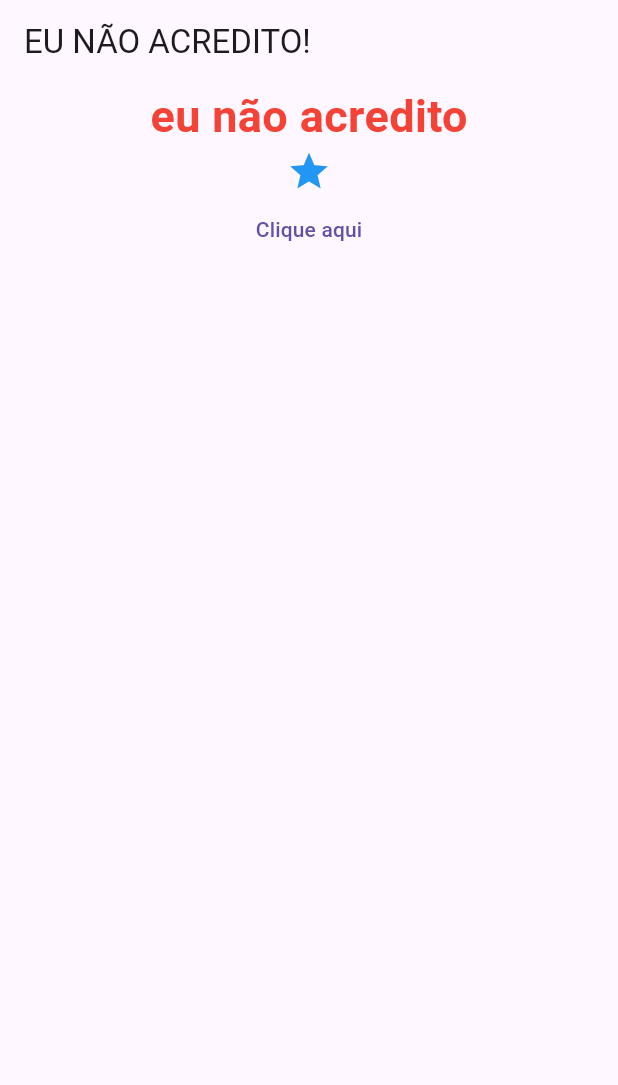
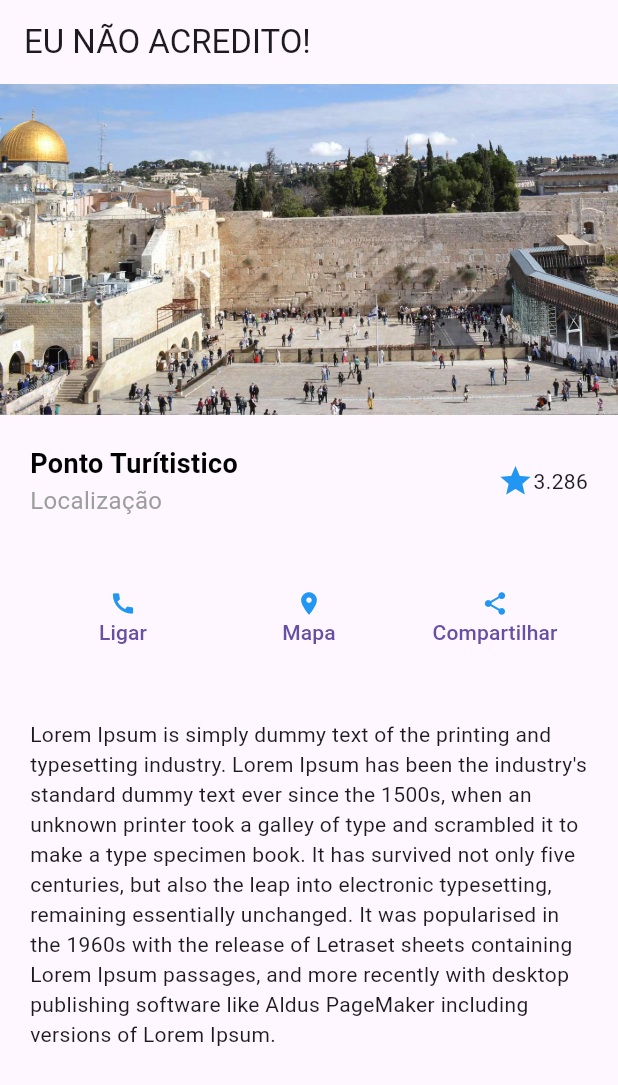
Before and after one commit to pedrokoerich/cashcontrol, a Flutter app: the screen it shows after launch, on a phone screen of 412 x 824 dp. Shown: the top 1085 px of the screen. Run offline on Flutter 3.47's test engine with Material 3 defaults, Android fonts, the phone set to English and light mode, and no system bars.

Commit message:
Task01- Tela de Avaliação Turística

```diff
--- a/lib/main.dart
+++ b/lib/main.dart
@@ -1,6 +1,4 @@
-import 'dart:math';
 import 'package:flutter/material.dart';
-import 'package:flutter/widgets.dart';
 
 //TODO: NO DART, TUDO É WIDGET (COMPONENTE PRA QUEM É DO ANGULAR)
 
@@ -23,23 +21,95 @@
         appBar: AppBar(
           title: const Text('EU NÃO ACREDITO!')
         ),
-        body: Center(
-          child: Column(
-            children: <Widget>[
-              const Text(
-                "eu não acredito",
-                style: TextStyle(
-                  fontSize: 30,
-                  color: Colors.red,
-                  fontWeight: FontWeight.bold
-                )
+        body: Column(
+          children: <Widget>[
+            const Image(
+              image: AssetImage('assets/muro.jpg')
+            ),
+            Container(
+              padding: const EdgeInsets.all(20),
+              child: const Row(
+                children: [
+                  Expanded(
+                    child: Column(
+                      crossAxisAlignment: CrossAxisAlignment.start, //alinha à esquerda
+                      children: [
+                        Text(
+                          "Ponto Turítistico",
+                          style: TextStyle(
+                            fontSize: 18,
+                            fontWeight: FontWeight.bold,
+                            color: Colors.black
+
+                          ),
+                        ),
+                        Text(
+                          "Localização",
+                          style: TextStyle(
+                            fontSize: 16,
+                            color: Colors.grey
+                          ),
+                        )
+                      ],
+                    )
+                  ),
+                  Row(
+                    children: <Widget>[
+                      Icon(
+                        Icons.star,
+                        color: Colors.blue,
+                      ),
+                      Text("3.286")
+                    ],
+                  )
+                ],
               ),
-              Container(
-                child: Icon(Icons.star, size: 30, color: Colors.blue),
+            ),
+            Container(
+              padding: const EdgeInsets.all(20),
+              child: Row(
+                children: [
+                  Expanded(
+                    child: TextButton(
+                      onPressed: (){},
+                      child: const Column(
+                        children: <Widget>[
+                          Icon(Icons.call, color: Colors.blue,),
+                          Text("Ligar")
+                        ],
+                      )
+                    )
+                  ),
+                  Expanded(
+                    child: TextButton(
+                      onPressed: (){},
+                      child: const Column(
+                        children: <Widget>[
+                          Icon(Icons.location_on, color: Colors.blue,),
+                          Text("Mapa")
+                        ],
+                      )
+                    )
+                  ),
+                  Expanded(
+                    child: TextButton(
+                      onPressed: (){},
+                      child: const Column(
+                        children: <Widget>[
+                          Icon(Icons.share, color: Colors.blue,),
+                          Text("Compartilhar")
+                        ],
+                      )
+                    )
+                  )
+                ],
               ),
-              TextButton(onPressed: () {print("AI MEU DEUS");}, child: Text("Clique aqui"),)
-            ],
-          ),
+            ),
+            Container(
+              padding: const EdgeInsets.all(20),
+              child: const Text("Lorem Ipsum is simply dummy text of the printing and typesetting industry. Lorem Ipsum has been the industry's standard dummy text ever since the 1500s, when an unknown printer took a galley of type and scrambled it to make a type specimen book. It has survived not only five centuries, but also the leap into electronic typesetting, remaining essentially unchanged. It was popularised in the 1960s with the release of Letraset sheets containing Lorem Ipsum passages, and more recently with desktop publishing software like Aldus PageMaker including versions of Lorem Ipsum.")
+            )
+          ],
         )
       )
     );
--- a/pubspec.yaml
+++ b/pubspec.yaml
@@ -53,7 +53,7 @@
 # The following section is specific to Flutter packages.
 flutter:
   assets:
-    - assets/monkey.jpg
+    - assets/
 
 
   # The following line ensures that the Material Icons font is
```
Also changed, not shown: assets/muro.jpg (added), 1 other file.
